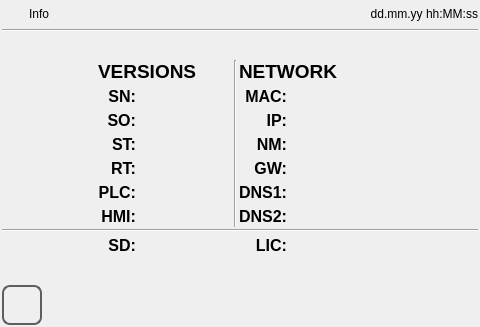
MECTsrl/mect_apps, file AnyTPAC/SimulationOnly_HMI/info.ui: the form before one commit.
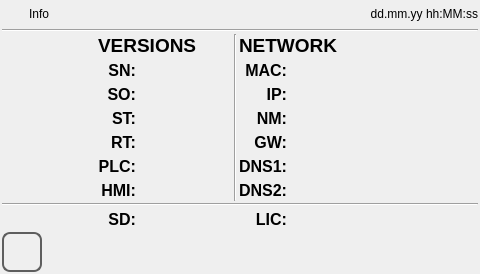
The form after the commit. Icons and pictures are not drawn.

```diff
--- a/AnyTPAC/SimulationOnly_HMI/info.ui
+++ b/AnyTPAC/SimulationOnly_HMI/info.ui
@@ -6,8 +6,7 @@
    <rect>
     <x>0</x>
     <y>0</y>
-    <width>480</width>
-    <height>327</height>
+    <width>480</width><height>272</height>
    </rect>
   </property>
   <property name="minimumSize">
```
